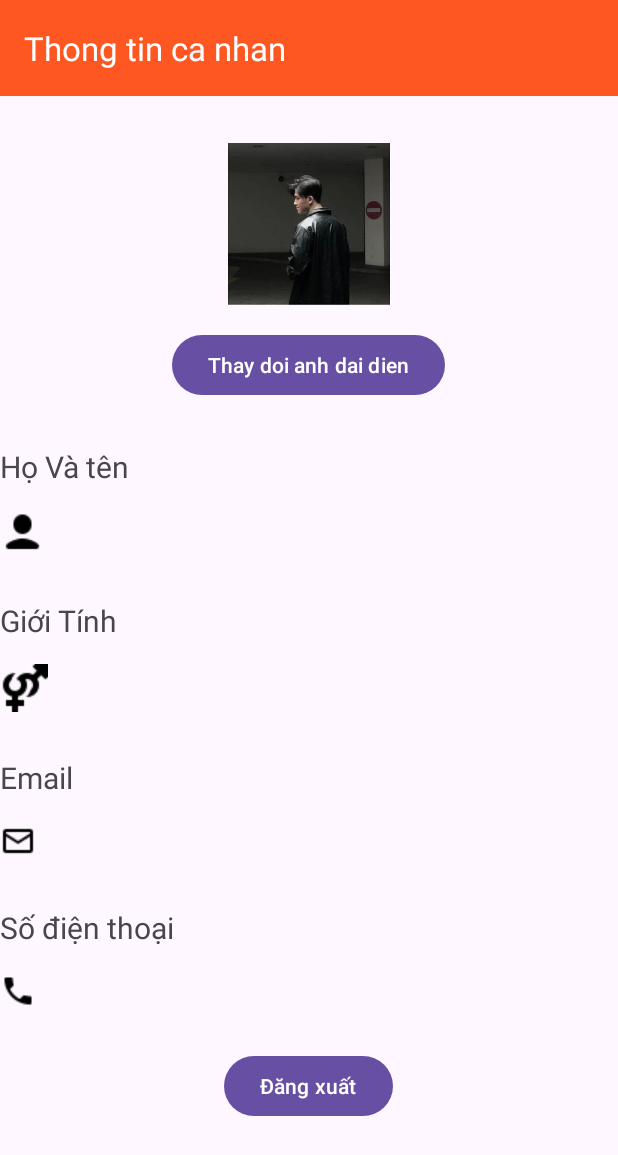
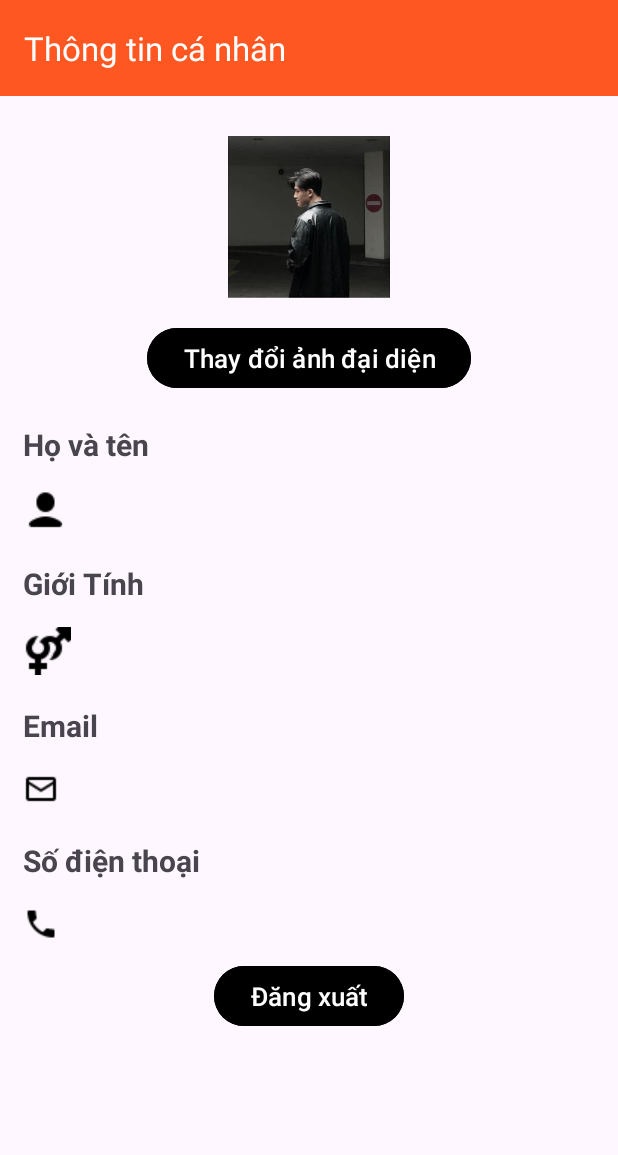
Before and after one commit to Nguyennhuttan2004/DoAn-MobileApp, an Android app: the NguoidungActivity screen opened directly, with no data from a screen before it, on a phone screen of 412 x 824 dp. Shown: the top 1155 px of the screen. Run offline under Robolectric (Android 15) with nearby library versions, the phone set to English and light mode, and no system bars.

Commit message:
sua dang nhap

```diff
--- a/app/src/main/res/layout/activity_chi_tiet.xml
+++ b/app/src/main/res/layout/activity_chi_tiet.xml
@@ -25,8 +25,7 @@
         android:orientation="vertical"
         android:layout_width="match_parent"
         android:layout_height="wrap_content"
-        android:padding="10dp"
-        >
+        android:padding="10dp">
 
         <TextView
             android:id="@+id/txtTensp"
--- a/app/src/main/res/layout/activity_dang_nhap.xml
+++ b/app/src/main/res/layout/activity_dang_nhap.xml
@@ -30,7 +30,7 @@
         <EditText
             android:layout_width="match_parent"
             android:layout_height="wrap_content"
-            android:hint="Số điện thoại hoặc email"
+            android:hint="Số điện thoại"
             android:textSize="20sp"
             android:id="@+id/editUser"/>
     </LinearLayout>
@@ -74,7 +74,8 @@
         android:layout_marginTop="15dp"
         android:gravity="center"
         android:textSize="18sp"
-        android:id="@+id/btnSignin"/>
+        android:id="@+id/btnSignin"
+        android:backgroundTint="@color/orange2"/>
 
     <LinearLayout
         android:layout_width="match_parent"
--- a/app/src/main/res/layout/activity_nguoidung.xml
+++ b/app/src/main/res/layout/activity_nguoidung.xml
@@ -11,19 +11,22 @@
         android:layout_height="?attr/actionBarSize"
         android:background="@color/orange"
         app:titleTextColor="@color/white"
-        app:title="Thong tin ca nhan"
+        app:title="Thông tin cá nhân">
 
+    </androidx.appcompat.widget.Toolbar>
 
-        ></androidx.appcompat.widget.Toolbar>
-
+    <LinearLayout
+        android:layout_width="match_parent"
+        android:layout_height="wrap_content"
+        android:layout_margin="15dp"
+        android:orientation="vertical">
     <ImageView
         android:id="@+id/imageView1"
         android:layout_width="108dp"
         android:layout_height="110dp"
         android:layout_gravity="center"
-        android:layout_marginTop="30dp"
-        android:src="@drawable/img"
-        />
+        android:layout_marginTop="10dp"
+        android:src="@drawable/img" />
 
     <Button
         android:id="@+id/btnAvatar"
@@ -31,13 +34,17 @@
         android:layout_height="wrap_content"
         android:layout_gravity="center"
         android:layout_marginTop="15dp"
-        android:text="Thay doi anh dai dien"/>
+        android:text="Thay đổi ảnh đại diện"
+        android:textSize="17sp"
+        android:backgroundTint="@color/black"/>
+
 
     <TextView
         android:layout_width="wrap_content"
         android:layout_height="wrap_content"
-        android:layout_marginTop="30dp"
-        android:text="Họ Và tên"
+        android:layout_marginTop="20dp"
+        android:text="Họ và tên"
+        android:textStyle="bold"
         android:textSize="20dp"/>
 
     <TextView
@@ -52,8 +59,9 @@
     <TextView
         android:layout_width="wrap_content"
         android:layout_height="wrap_content"
-        android:layout_marginTop="30dp"
+        android:layout_marginTop="20dp"
         android:text="Giới Tính"
+        android:textStyle="bold"
         android:textSize="20dp"/>
 
     <TextView
@@ -67,8 +75,9 @@
     <TextView
         android:layout_width="wrap_content"
         android:layout_height="wrap_content"
-        android:layout_marginTop="30dp"
+        android:layout_marginTop="20dp"
         android:text="Email"
+        android:textStyle="bold"
         android:textSize="20dp"/>
 
     <TextView
@@ -82,8 +91,9 @@
     <TextView
         android:layout_width="wrap_content"
         android:layout_height="wrap_content"
-        android:layout_marginTop="30dp"
+        android:layout_marginTop="20dp"
         android:text="Số điện thoại"
+        android:textStyle="bold"
         android:textSize="20dp"/>
 
     <TextView
@@ -99,6 +109,9 @@
         android:layout_width="wrap_content"
         android:layout_height="wrap_content"
         android:layout_gravity="center"
-        android:layout_marginTop="25dp"
-        android:text="Đăng xuất"/>
+        android:layout_marginTop="10dp"
+        android:backgroundTint="@color/black"
+        android:text="Đăng xuất"
+        android:textSize="17sp"/>
+    </LinearLayout>
 </LinearLayout>
```
Also changed, not shown: app/src/main/AndroidManifest.xml (+8 -6 lines), app/src/main/java/com/example/doan_mobileapp/DangNhapActivity.java (+17 -2 lines), app/src/main/res/layout/activity_dang_ky.xml (+0 -8 lines), app/src/main/res/layout/activity_main.xml (+7 -11 lines).
